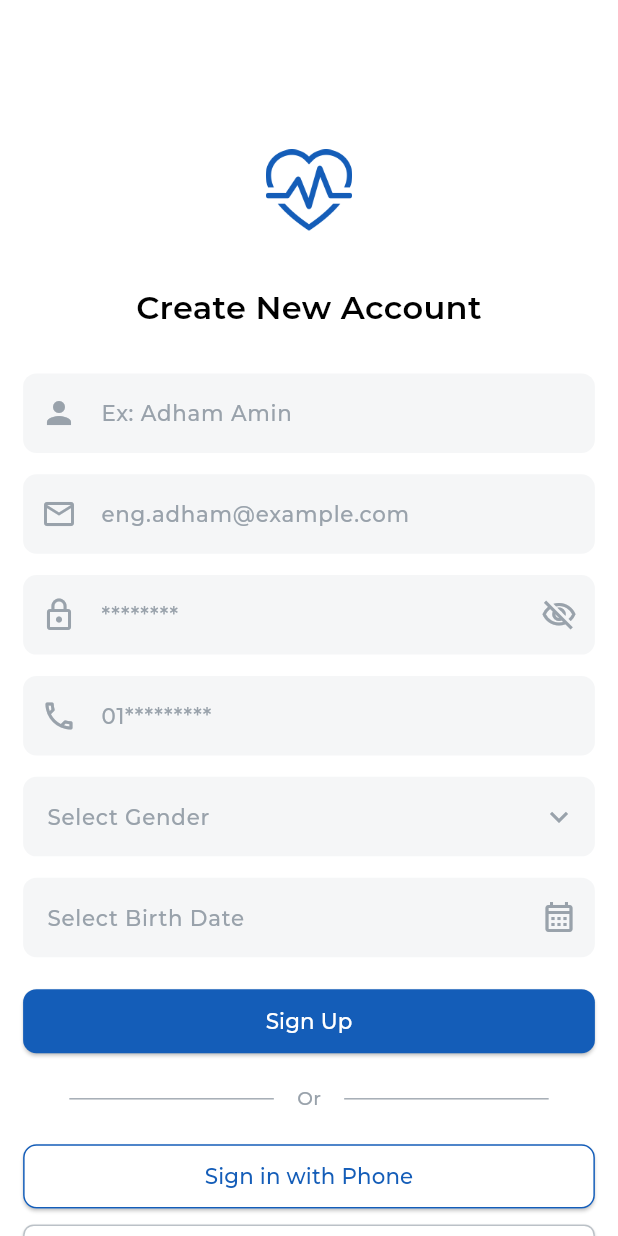
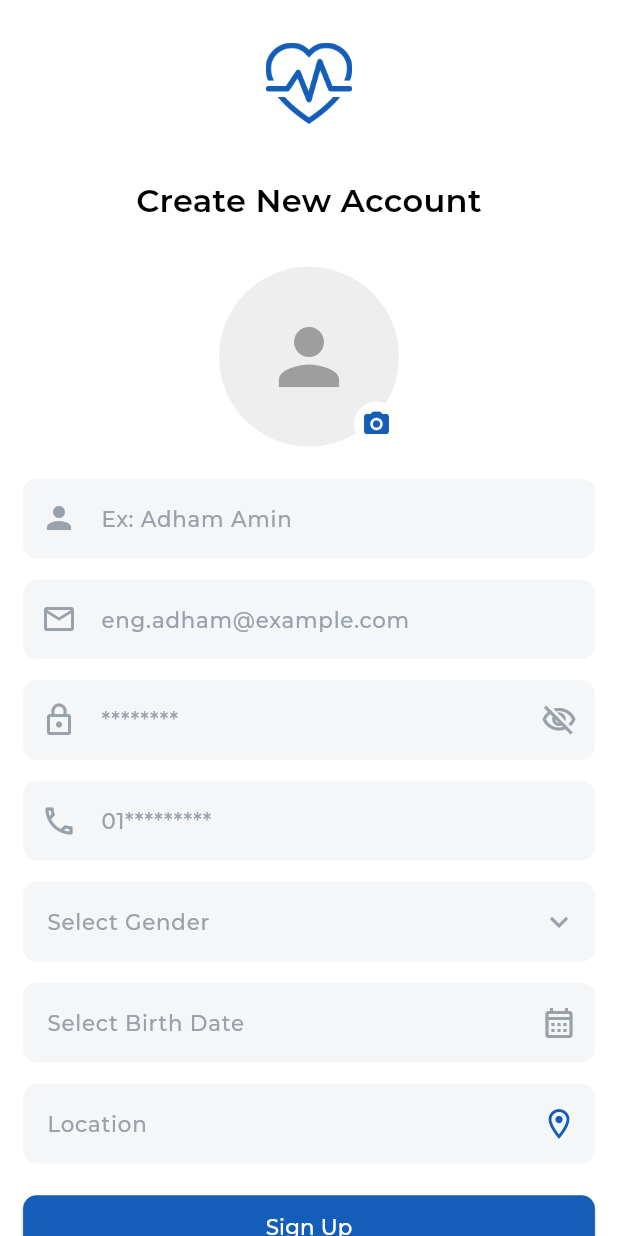
Before and after one commit to Adham-Amin/Cure, a Flutter app: the RegisterView screen opened by its route, on a phone screen of 412 x 824 dp. Run offline on Flutter 3.47's test engine with Material 3 defaults, Android fonts, the phone set to English and light mode, and no system bars; our stand-ins replace convex_bottom_bar, dartz, dio, flutter_bloc, flutter_screenutil, flutter_secure_storage and 12 more; missing offline and left inert: animated_snack_bar, flutter_web_auth_2; accounts and stored records are empty; network calls fail; project files that could hold a hidden picture were left out.

Commit message:
Refactor Register Feature & Add Image and Location

```diff
--- /dev/null
+++ b/lib/features/auth/data/models/location_model.dart
@@ -0,0 +1,11 @@
+class LocationModel {
+  final num locationLat;
+  final num locationLng;
+  final String fullAddress;
+
+  LocationModel({
+    required this.locationLat,
+    required this.locationLng,
+    required this.fullAddress,
+  });
+}
--- /dev/null
+++ b/lib/features/auth/data/models/requests/register_request.dart
@@ -0,0 +1,57 @@
+import 'dart:io';
+
+import 'package:dio/dio.dart';
+
+class RegisterRequest {
+  String? name;
+  String? email;
+  String? password;
+  String? birthdate;
+  String? gender;
+  String? mobile;
+  String? locationLat;
+  String? locationLng;
+  File? profilePhoto;
+  String? emailOtp;
+
+  RegisterRequest({
+    this.name,
+    this.email,
+    this.password,
+    this.birthdate,
+    this.gender,
+    this.mobile,
+    this.locationLat,
+    this.locationLng,
+    this.profilePhoto,
+    this.emailOtp,
+  });
+
+  factory RegisterRequest.fromJson(Map<String, dynamic> json) {
+    return RegisterRequest(
+      name: json['name'] as String?,
+      email: json['email'] as String?,
+      password: json['password'] as String?,
+      birthdate: json['birthdate'] as String?,
+      gender: json['gender'] as String?,
+      mobile: json['mobile'] as String?,
+      locationLat: json['location_lat'] as String?,
+      locationLng: json['location_lng'] as String?,
+      profilePhoto: json['profile_photo'] as File?,
+      emailOtp: json['email_otp'] as String?,
+    );
+  }
+
+  Future<Map<String, dynamic>> toJson() async => {
+    'name': name,
+    'email': email,
+    'password': password,
+    'birthdate': birthdate,
+    'gender': gender,
+    'mobile': mobile,
+    'location_lat': locationLat,
+    'location_lng': locationLng,
+    'email_otp': emailOtp,
+    'profile_photo': await MultipartFile.fromFile(profilePhoto!.path),
+  };
+}
--- /dev/null
+++ b/lib/features/auth/presentation/widgets/profile_image_picker.dart
@@ -0,0 +1,54 @@
+import 'dart:io';
+import 'package:cure/core/utils/app_colors.dart';
+import 'package:flutter/material.dart';
+import 'package:image_picker/image_picker.dart';
+
+class ProfileImagePicker extends StatelessWidget {
+  final File? file;
+  final Function(File?) onPick;
+
+  const ProfileImagePicker({
+    super.key,
+    required this.file,
+    required this.onPick,
+  });
+
+  Future<void> _pick(BuildContext context) async {
+    final picked = await ImagePicker().pickImage(source: ImageSource.gallery);
+
+    if (picked != null) {
+      onPick(File(picked.path));
+    }
+  }
+
+  @override
+  Widget build(BuildContext context) {
+    return Center(
+      child: GestureDetector(
+        onTap: () => _pick(context),
+        child: Stack(
+          alignment: Alignment.bottomRight,
+          children: [
+            CircleAvatar(
+              radius: 60,
+              backgroundColor: Colors.grey.shade200,
+              backgroundImage: file != null ? FileImage(file!) : null,
+              child: file == null
+                  ? Icon(Icons.person, size: 60, color: Colors.grey)
+                  : null,
+            ),
+            CircleAvatar(
+              radius: 15,
+              backgroundColor: Colors.white,
+              child: Icon(
+                Icons.camera_alt_rounded,
+                size: 20,
+                color: AppColors.primary,
+              ),
+            ),
+          ],
+        ),
+      ),
+    );
+  }
+}
--- a/lib/features/auth/presentation/widgets/register_form.dart
+++ b/lib/features/auth/presentation/widgets/register_form.dart
@@ -1,4 +1,11 @@
+import 'dart:developer';
+import 'dart:io';
 import 'package:animated_snack_bar/animated_snack_bar.dart';
+import 'package:cure/core/location/location_handler.dart';
+import 'package:cure/core/utils/app_colors.dart';
+import 'package:cure/features/auth/data/models/location_model.dart';
+import 'package:cure/features/auth/data/models/requests/register_request.dart';
+import 'package:cure/features/auth/presentation/widgets/profile_image_picker.dart';
 import 'package:cure/features/auth/presentation/widgets/select_birth_date.dart';
 import 'package:cure/features/auth/presentation/widgets/select_gender.dart';
 import 'package:flutter/material.dart';
@@ -22,6 +29,8 @@ class RegisterForm extends StatefulWidget {
 }
 
 class _RegisterFormState extends State<RegisterForm> {
+  File? file;
+  LocationModel? location;
   final formKey = GlobalKey<FormState>();
   AutovalidateMode autovalidateMode = AutovalidateMode.disabled;
   late TextEditingController _emailController,
@@ -29,7 +38,8 @@ class _RegisterFormState extends State<RegisterForm> {
       _nameController,
       _genderController,
       _bithdateController,
-      _phoneController;
+      _phoneController,
+      _locationController;
 
   @override
   void initState() {
@@ -39,6 +49,7 @@ class _RegisterFormState extends State<RegisterForm> {
     _genderController = TextEditingController();
     _bithdateController = TextEditingController();
     _phoneController = TextEditingController();
+    _locationController = TextEditingController();
     super.initState();
   }
 
@@ -50,6 +61,7 @@ class _RegisterFormState extends State<RegisterForm> {
     _genderController.dispose();
     _bithdateController.dispose();
     _phoneController.dispose();
+    _locationController.dispose();
     super.dispose();
   }
 
@@ -61,6 +73,13 @@ class _RegisterFormState extends State<RegisterForm> {
       child: Column(
         crossAxisAlignment: CrossAxisAlignment.start,
         children: [
+          ProfileImagePicker(
+            onPick: (file) {
+              setState(() => this.file = file);
+            },
+            file: file,
+          ),
+          24.hs,
           CustomTextFormField(
             validator: Validators.name,
             hintText: 'Ex: Adham Amin',
@@ -95,6 +114,22 @@ class _RegisterFormState extends State<RegisterForm> {
           SelectGender(controller: _genderController),
           16.hs,
           SelectBirthDate(controller: _bithdateController),
+          16.hs,
+          CustomTextFormField(
+            hintText: 'Location',
+            controller: _locationController,
+            readOnly: true,
+            suffixIcon: IconButton(
+              onPressed: () async {
+                final loc = await determinePosition();
+                setState(() {
+                  location = loc;
+                  _locationController.text = loc.fullAddress;
+                });
+              },
+              icon: Icon(Icons.location_on_outlined, color: AppColors.primary),
+            ),
+          ),
           24.hs,
           BlocConsumer<AuthCubit, AuthState>(
             listener: (context, state) {
@@ -121,14 +156,29 @@ class _RegisterFormState extends State<RegisterForm> {
                 onTap: () {
                   if (formKey.currentState!.validate()) {
                     formKey.currentState!.save();
+                    if (file != null && location != null) {
+                      log(file.toString());
                       context.read<AuthCubit>().register(
+                        registerRequest: RegisterRequest(
+                          emailOtp: '1234',
+                          locationLat: location?.locationLat.toString() ?? '',
+                          locationLng: location?.locationLng.toString() ?? '',
+                          profilePhoto: file,
                           email: _emailController.text,
                           password: _passController.text,
                           name: _nameController.text,
                           gender: _genderController.text,
                           birthdate: _bithdateController.text,
-                      phone: _phoneController.text,
+                          mobile: _phoneController.text,
+                        ),
                       );
+                    } else {
+                      customSnackBar(
+                        context: context,
+                        message: 'Please select image and location',
+                        type: AnimatedSnackBarType.warning,
+                      );
+                    }
                   } else {
                     setState(() {
                       autovalidateMode = AutovalidateMode.always;
--- a/lib/features/auth/presentation/widgets/register_view_body.dart
+++ b/lib/features/auth/presentation/widgets/register_view_body.dart
@@ -17,7 +17,7 @@ class RegisterViewBody extends StatelessWidget {
       padding: EdgeInsets.symmetric(horizontal: 16.w),
       child: Column(
         children: [
-          112.hs,
+          32.hs,
           HeaderAuth(title: 'Create New Account'),
           32.hs,
           RegisterForm(),
--- a/pubspec.yaml
+++ b/pubspec.yaml
@@ -40,10 +40,13 @@ dependencies:
   flutter_secure_storage: ^10.0.0
   flutter_svg: ^2.2.3
   flutter_web_auth_2: ^4.1.0
+  geocoding: ^4.0.0
+  geolocator: ^14.0.2
   get_it: ^9.2.0
   go_router: ^17.0.1
   hive_flutter: ^1.1.0
   http: ^1.6.0
+  image_picker: ^1.2.1
   lottie: ^3.3.2
   pinput: ^6.0.1
   pretty_dio_logger: ^1.4.0
```
Also changed, not shown: lib/core/location/location_handler.dart (added, +44 -0 lines), lib/features/auth/data/data_source/auth_remote_data_source.dart (+4 -23 lines), lib/features/auth/data/repos/auth_repo_impl.dart (+3 -12 lines), lib/features/auth/domain/repo/auth_repo.dart (+2 -6 lines), lib/features/auth/presentation/manager/cubit/auth_cubit.dart (+3 -16 lines), pubspec.lock, 5 other files. Lines whose indentation alone changed are shown as unchanged.
